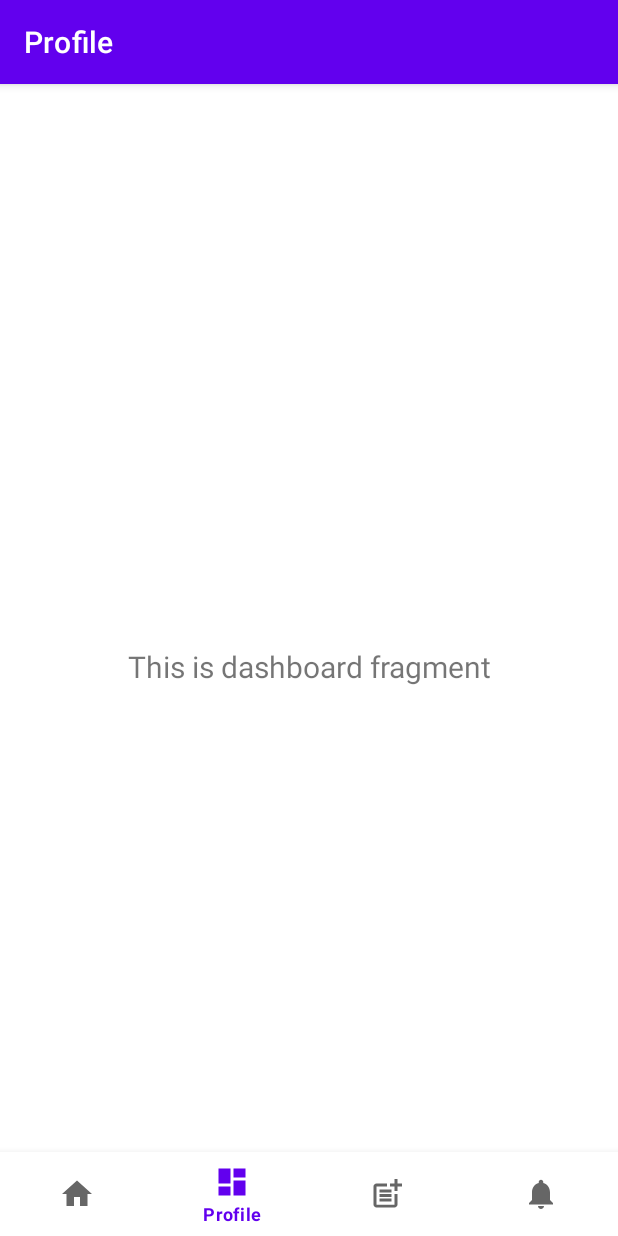
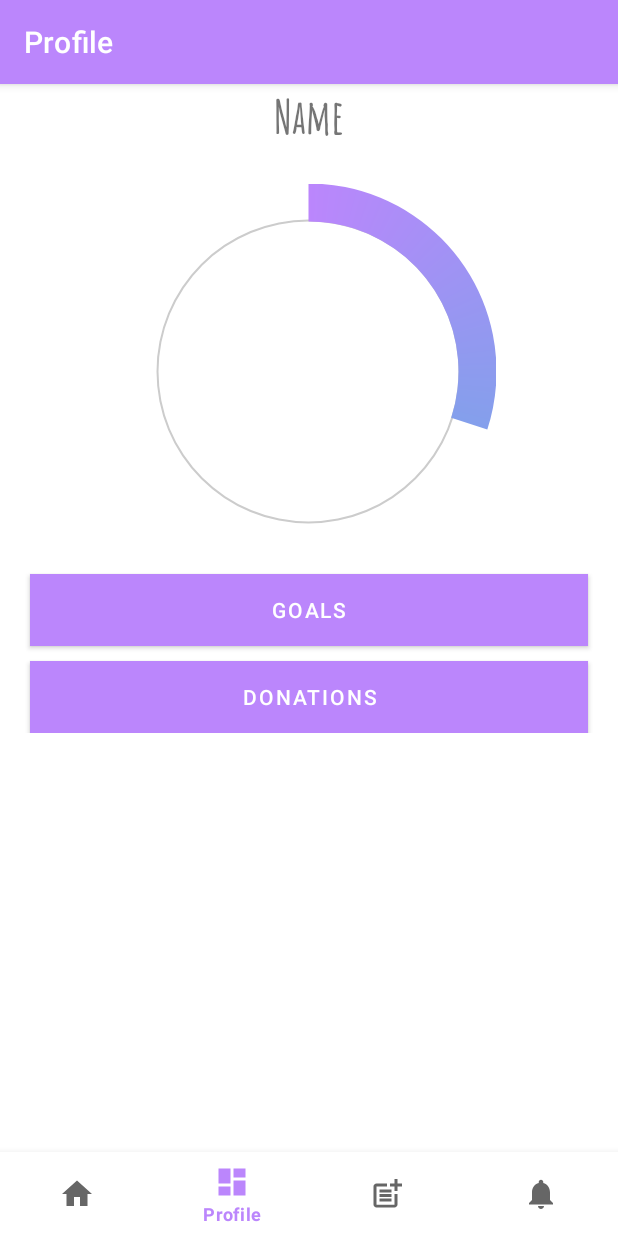
Before and after one commit to olphil99/DISH, an Android app: the DashboardFragment screen opened through its navigation route, on a phone screen of 412 x 824 dp. Run offline under Robolectric (Android 15) with nearby library versions, the phone set to English and light mode, and no system bars; our stand-ins replace navigation-ui; Roboto replaces fonts that are not available here.

Commit message:
profile layout

```diff
--- a/app/src/main/java/com/example/dish/ui/dashboard/DashboardFragment.java
+++ b/app/src/main/java/com/example/dish/ui/dashboard/DashboardFragment.java
@@ -4,6 +4,8 @@ import android.os.Bundle;
 import android.view.LayoutInflater;
 import android.view.View;
 import android.view.ViewGroup;
+import android.widget.Button;
+import android.widget.ProgressBar;
 import android.widget.TextView;
 
 import androidx.annotation.NonNull;
@@ -17,19 +19,51 @@ import com.example.dish.R;
 public class DashboardFragment extends Fragment {
 
     private DashboardViewModel dashboardViewModel;
+    ProgressBar progressBar;
+    Button btnGoals;
+    Button btnDonations;
+    int count=0;
 
+    @Override
+    public void onAttachFragment(@NonNull Fragment childFragment) {
+        super.onAttachFragment(childFragment);
+    }
+
+    @Override
+    public void onCreate(@Nullable Bundle savedInstanceState) {
+        super.onCreate(savedInstanceState);
+    }
+
+    @Nullable
+    @Override
     public View onCreateView(@NonNull LayoutInflater inflater,
                              ViewGroup container, Bundle savedInstanceState) {
         dashboardViewModel =
                 new ViewModelProvider(this).get(DashboardViewModel.class);
         View root = inflater.inflate(R.layout.fragment_dashboard, container, false);
-        final TextView textView = root.findViewById(R.id.text_dashboard);
+        btnGoals = (Button) root.findViewById(R.id.btnGoals);
+        btnDonations = (Button) root.findViewById(R.id.btnDonations);
+
         dashboardViewModel.getText().observe(getViewLifecycleOwner(), new Observer<String>() {
             @Override
             public void onChanged(@Nullable String s) {
-                textView.setText(s);
+//                textView.setText(s);
             }
         });
         return root;
     }
+
+    @Override
+    public void onActivityCreated(@Nullable Bundle savedInstanceState) {
+        super.onActivityCreated(savedInstanceState);
+    }
+
+//            button.setOnClickListener(new View.OnClickListener() {
+//        @Override
+//        public void onClick(View v) {
+//            count=count+10;
+//            progressBar.setProgress(count);
+//        }
+//    });
+//        return registrationFragmentView;
 }
--- /dev/null
+++ b/app/src/main/res/drawable/circle_shape.xml
@@ -0,0 +1,11 @@
+<?xml version="1.0" encoding="utf-8"?>
+<shape
+    xmlns:android="http://schemas.android.com/apk/res/android"
+    android:shape="ring"
+    android:innerRadiusRatio="2.5"
+    android:thickness="1dp"
+    android:useLevel="false">
+
+    <solid android:color="#CCC" />
+
+</shape>
--- /dev/null
+++ b/app/src/main/res/drawable/circular_progress_bar.xml
@@ -0,0 +1,18 @@
+<?xml version="1.0" encoding="utf-8"?>
+<rotate xmlns:android="http://schemas.android.com/apk/res/android"
+    android:fromDegrees="270"
+    android:toDegrees="270">
+    <shape
+        android:innerRadiusRatio="2.5"
+        android:shape="ring"
+        android:thickness="25dp"
+        android:useLevel="true"><!-- this line fixes the issue for lollipop api 21 -->
+
+        <gradient
+            android:angle="0"
+            android:endColor="@color/teal_200"
+            android:startColor="@color/purple_200"
+            android:type="sweep"
+            android:useLevel="false" />
+    </shape>
+</rotate>
--- a/app/src/main/res/layout/fragment_dashboard.xml
+++ b/app/src/main/res/layout/fragment_dashboard.xml
@@ -6,17 +6,86 @@
     android:layout_height="match_parent"
     tools:context=".ui.dashboard.DashboardFragment">
 
-    <TextView
-        android:id="@+id/text_dashboard"
+    <RelativeLayout
+        android:id="@+id/ll1"
         android:layout_width="match_parent"
         android:layout_height="wrap_content"
-        android:layout_marginStart="8dp"
-        android:layout_marginTop="8dp"
-        android:layout_marginEnd="8dp"
-        android:textAlignment="center"
-        android:textSize="20sp"
-        app:layout_constraintBottom_toBottomOf="parent"
+        android:orientation="horizontal"
         app:layout_constraintEnd_toEndOf="parent"
         app:layout_constraintStart_toStartOf="parent"
-        app:layout_constraintTop_toTopOf="parent" />
+        app:layout_constraintTop_toTopOf="parent">
+
+        <TextView
+            android:id="@+id/textView"
+            android:layout_width="wrap_content"
+            android:layout_height="wrap_content"
+            android:layout_centerInParent="true"
+            android:layout_marginRight="20dp"
+            android:layout_marginLeft="10dp"
+            android:fontFamily="@font/amatic_sc"
+            android:text="Name"
+            android:textSize="30sp"
+            android:textStyle="bold" />
+
+        <ImageView
+            android:id="@+id/imageView"
+            android:layout_toEndOf="@+id/textView"
+            android:layout_alignParentEnd="true"
+            android:layout_width="wrap_content"
+            android:layout_height="wrap_content"
+            android:layout_marginTop="10dp"
+            tools:src="@tools:sample/avatars"
+            tools:visibility="visible"
+            android:contentDescription="@string/todo" />
+    </RelativeLayout>
+
+    <LinearLayout
+        android:layout_width="match_parent"
+        android:layout_height="wrap_content"
+        android:layout_marginTop="25dp"
+        android:orientation="vertical"
+        app:layout_constraintEnd_toEndOf="parent"
+        app:layout_constraintTop_toBottomOf="@+id/ll1">
+
+        <ProgressBar
+            android:layout_gravity="center"
+            android:id="@+id/progress_circular_id"
+            android:layout_width="250dp"
+            android:layout_height="250dp"
+            android:layout_centerInParent="true"
+            android:indeterminate="false"
+            android:progress="30"
+            android:progressDrawable="@drawable/circular_progress_bar"
+            android:background="@drawable/circle_shape"
+            style="?android:attr/progressBarStyleHorizontal"
+            android:max="100">
+        </ProgressBar>
+
+        <Button
+            android:layout_marginTop="10dp"
+            android:id="@+id/btnGoals"
+            android:layout_width="match_parent"
+            android:layout_height="wrap_content"
+            android:layout_marginLeft="20dp"
+            android:layout_marginRight="20dp"
+            android:background="@color/teal_200"
+            android:text="Goals" />
+
+        <Button
+            android:layout_marginTop="10dp"
+            android:id="@+id/btnDonations"
+            android:layout_width="match_parent"
+            android:layout_height="wrap_content"
+            android:layout_marginLeft="20dp"
+            android:layout_marginRight="20dp"
+            android:background="@color/teal_200"
+            android:backgroundTint="#9C27B0"
+            android:text="Donations" />
+
+        <GridView
+            android:layout_width="match_parent"
+            android:layout_height="match_parent" />
+
+    </LinearLayout>
+
 </androidx.constraintlayout.widget.ConstraintLayout>
--- a/app/src/main/res/values/strings.xml
+++ b/app/src/main/res/values/strings.xml
@@ -4,4 +4,5 @@
     <string name="title_profile">Profile</string>
     <string name="title_forum">Forum</string>
     <string name="title_create_post">Create Post</string>
+    <string name="todo">TODO</string>
 </resources>
--- a/app/src/main/res/values/themes.xml
+++ b/app/src/main/res/values/themes.xml
@@ -2,8 +2,8 @@
     <!-- Base application theme. -->
     <style name="Theme.DISH" parent="Theme.MaterialComponents.DayNight.DarkActionBar">
         <!-- Primary brand color. -->
-        <item name="colorPrimary">@color/purple_500</item>
-        <item name="colorPrimaryVariant">@color/purple_700</item>
+        <item name="colorPrimary">@color/purple_200</item>
+        <item name="colorPrimaryVariant">@color/purple_200</item>
         <item name="colorOnPrimary">@color/white</item>
         <!-- Secondary brand color. -->
         <item name="colorSecondary">@color/teal_200</item>
```
